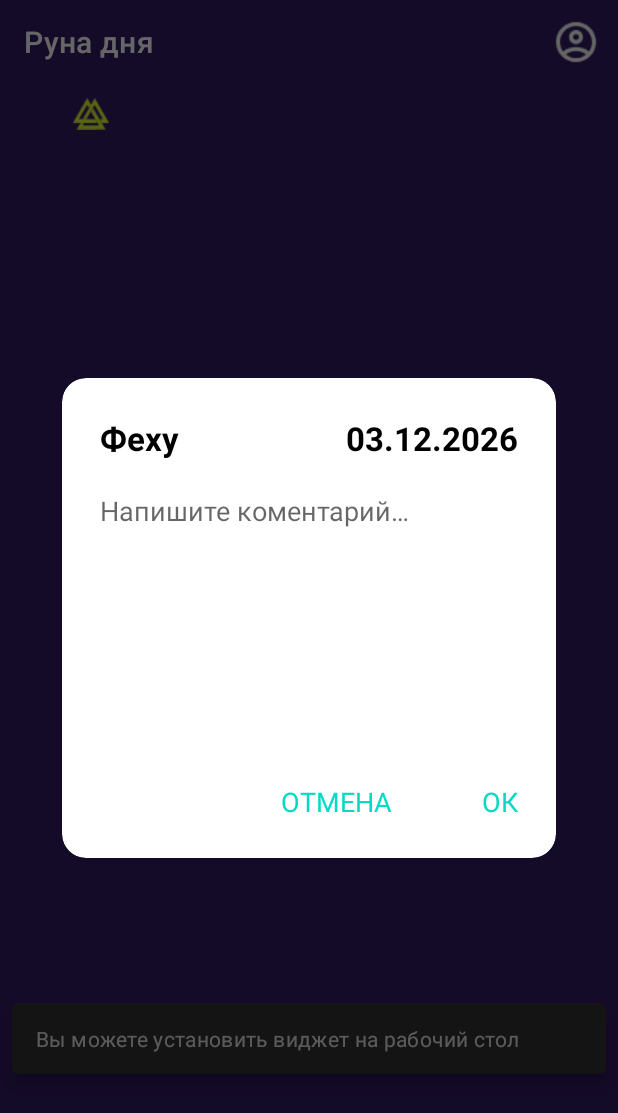
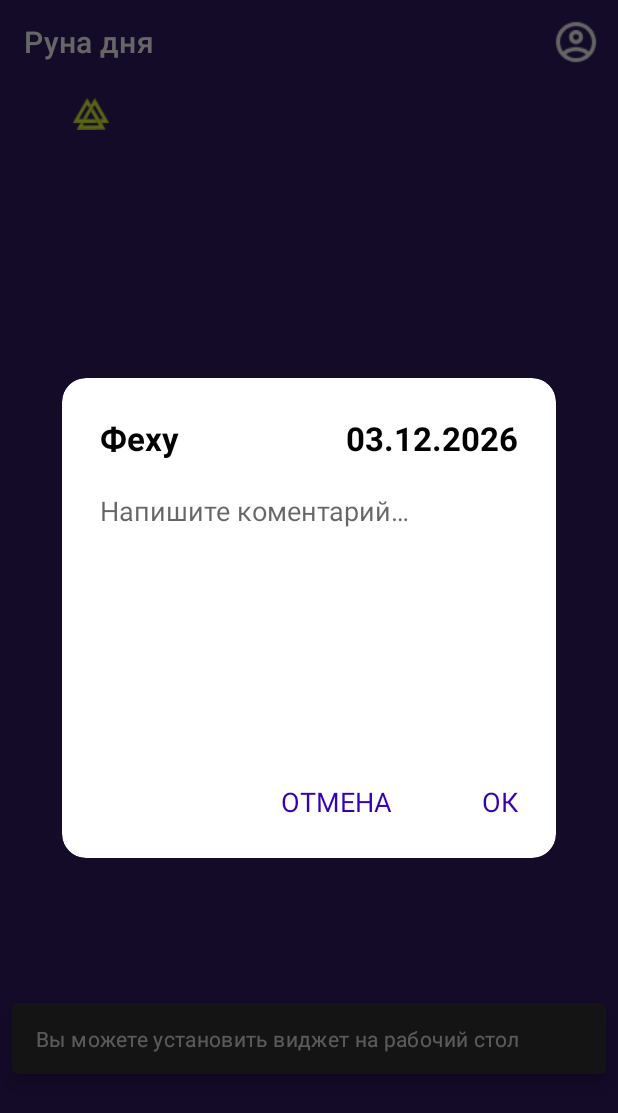
Before and after one commit to amaizzzing/magicrunes, an Android app: the fragment AddCommentDialogFragment placed in its activity, on a phone screen of 412 x 824 dp. Shown: the top 1113 px of the screen. Run offline under Robolectric (Android 15) with nearby library versions, the phone set to English and light mode, and no system bars; our stand-ins replace Dagger/Hilt's generated code, Firebase (no records; nobody signed in at launch, a user with empty details on screens opened directly), Room's generated code, navigation-ui; 1 statement that could not run was skipped.

Commit message:
fix fortunes

```diff
--- a/app/src/main/java/com/magicrunes/magicrunes/ui/fragments/CurrentFortuneFragment.kt
+++ b/app/src/main/java/com/magicrunes/magicrunes/ui/fragments/CurrentFortuneFragment.kt
@@ -23,6 +23,7 @@ import com.magicrunes.magicrunes.ui.fragments.currentfortunestrategies.ICurrentF
 import com.magicrunes.magicrunes.ui.states.BaseState
 import com.magicrunes.magicrunes.ui.states.CurrentFortuneState
 import com.magicrunes.magicrunes.ui.viewmodels.CurrentFortuneViewModel
+import kotlinx.coroutines.Job
 import kotlinx.coroutines.delay
 import kotlinx.coroutines.launch
 import kotlinx.coroutines.withContext
@@ -49,13 +50,15 @@ class CurrentFortuneFragment: BaseFragment<FragmentCurrentFortuneBinding, Curren
 
     private var runesList = mutableListOf<Pair<RuneImageView?, Int>>()
 
+    private var showFortuneJob: Job? = null
+
     override fun setupViews() {
         showAnimatedButtonText(getString(R.string.show_start_text))
 
         binding?.cvButtonFortuneShow?.setOnClickListener {
             when(currentFortuneState) {
                 CurrentFortuneState.BeforeShowing -> {
-                    beforeShowingClick()
+                    showFortuneJob = beforeShowingClick()
                 }
                 CurrentFortuneState.Showing -> {
                     Toast.makeText(requireContext(), getString(R.string.creating_fortune), Toast.LENGTH_SHORT).show()
@@ -249,6 +252,7 @@ class CurrentFortuneFragment: BaseFragment<FragmentCurrentFortuneBinding, Curren
 
     override fun onDestroyView() {
         (requireActivity() as MainActivity).supportActionBar?.setDisplayHomeAsUpEnabled(false)
+        showFortuneJob?.cancel()
         super.onDestroyView()
     }
 }
--- a/app/src/main/res/layout/dialog_to_the_rune.xml
+++ b/app/src/main/res/layout/dialog_to_the_rune.xml
@@ -12,8 +12,6 @@
         style="@style/dialog_title_text_style"
         android:layout_width="wrap_content"
         android:layout_height="wrap_content"
-        tools:text="@string/dialog_to_the_rune_rune_of_day"
-        android:text="@string/dialog_to_the_rune_rune_of_day"
         app:layout_constraintBottom_toBottomOf="@+id/textDate"
         app:layout_constraintStart_toStartOf="parent"
         android:paddingBottom="@dimen/padding_botton_21dp"/>
@@ -21,7 +19,6 @@
     <TextView
         android:id="@+id/textDate"
         style="@style/dialog_title_text_style"
-        android:text="@string/dialog_to_the_rune_date"
         android:layout_width="wrap_content"
         android:layout_height="wrap_content"
         app:layout_constraintEnd_toEndOf="parent"
--- a/app/src/main/res/layout/fortune_description_dialog.xml
+++ b/app/src/main/res/layout/fortune_description_dialog.xml
@@ -23,7 +23,6 @@
                 android:layout_width="match_parent"
                 android:layout_height="260dp"
                 android:scaleType="centerCrop"
-                android:src="@drawable/rune_default_backdrop"
                 app:layout_constraintHeight_percent=".4"
                 app:layout_constraintTop_toTopOf="parent"
                 app:layout_constraintStart_toStartOf="parent"
@@ -32,7 +31,7 @@
                 android:id="@+id/backdrop_transparent_color"
                 android:layout_width="match_parent"
                 android:layout_height="260dp"
-                android:background="#99696969"
+                android:background="#99514e4e"
                 app:layout_constraintTop_toTopOf="parent"
                 app:layout_constraintHeight_percent=".4"
                 app:layout_constraintStart_toStartOf="parent"
--- a/app/src/main/res/values/themes.xml
+++ b/app/src/main/res/values/themes.xml
@@ -49,7 +49,7 @@
 
     <style name="dialog_button_style">
         <item name="android:textSize">@dimen/text_size_18</item>
-        <item name="android:textColor">@color/teal_200</item>
+        <item name="android:textColor">@color/purple_700</item>
     </style>
 
     <style name="main_fragment_title_rune_text">
```
Also changed, not shown: app/src/main/java/com/magicrunes/magicrunes/ui/dialogs/FortuneDescriptionDialog.kt (+8 -0 lines), app/src/main/res/drawable/rune_default_backdrop.jpeg (deleted), app/src/main/res/drawable/rune_default_backdrop_2.png (added), app/src/main/res/drawable/rune_default_backdrop_3.png (added), app/src/main/res/drawable/rune_default_backdrop_4.png (added), app/src/main/res/drawable/rune_default_backdrop_5.png (added), 1 other file.
